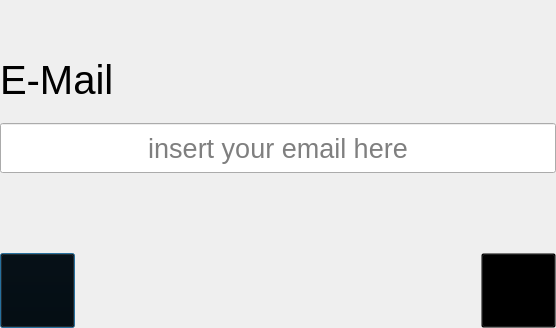
USI-Showroom/WarpMe, file src/qtTouch/MailManager.ui: the form before one commit.
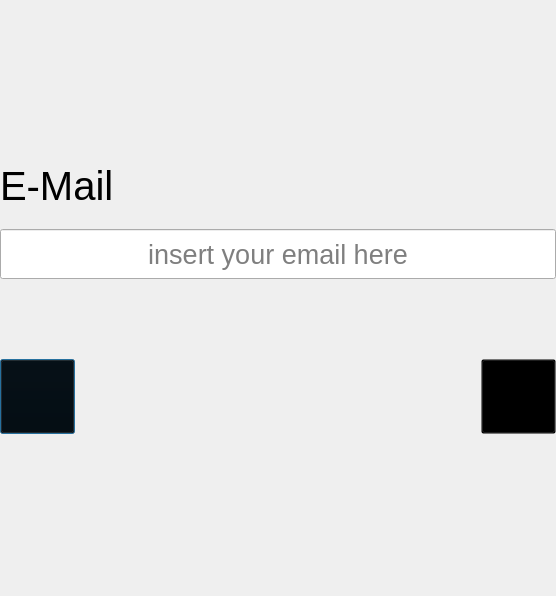
The form after the commit. Icons and pictures are not drawn. Custom widgets are drawn as their Qt base class.

```diff
--- a/src/qtTouch/MailManager.ui
+++ b/src/qtTouch/MailManager.ui
@@ -7,7 +7,7 @@
     <x>0</x>
     <y>0</y>
     <width>556</width>
-    <height>328</height>
+    <height>596</height>
    </rect>
   </property>
   <property name="windowTitle">
@@ -193,6 +193,19 @@
      </layout>
     </widget>
    </item>
+   <item>
+    <spacer name="verticalSpacer">
+     <property name="orientation">
+      <enum>Qt::Vertical</enum>
+     </property>
+     <property name="sizeHint" stdset="0">
+      <size>
+       <width>20</width>
+       <height>40</height>
+      </size>
+     </property>
+    </spacer>
+   </item>
   </layout>
  </widget>
  <customwidgets>
```
